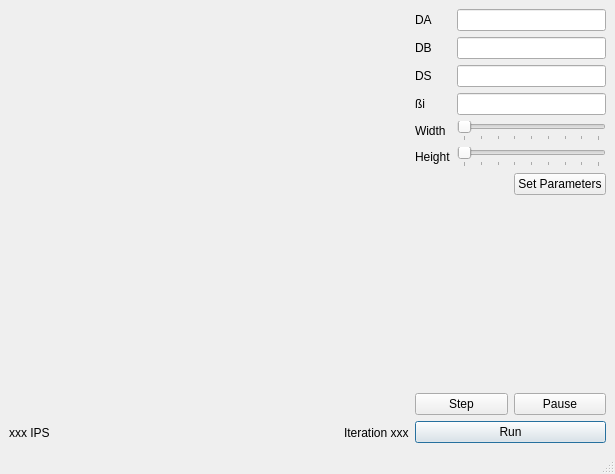
Above: MainWindow.ui from thomasdeniau/pyfauxfur before the change. Below: the same form after it.
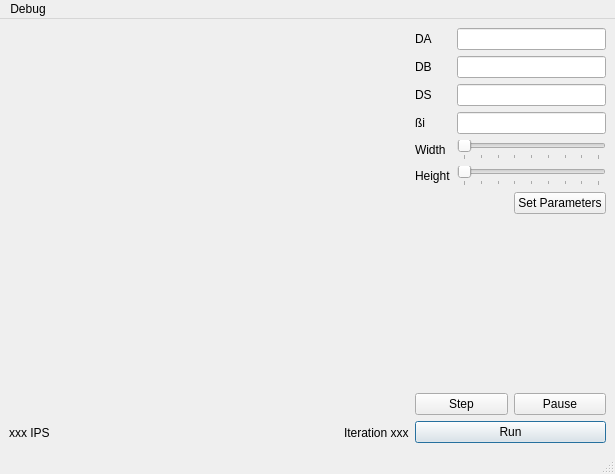
That is the form after the change. Custom widgets are drawn as their Qt base class.

Commit message: Add a "log debug info" menu item

The edit to the form file:
```diff
--- a/MainWindow.ui
+++ b/MainWindow.ui
@@ -239,6 +239,13 @@
      <height>22</height>
     </rect>
    </property>
+   <widget class="QMenu" name="menuDebug" >
+    <property name="title" >
+     <string>Debug</string>
+    </property>
+    <addaction name="debugInfoMenuItem" />
+   </widget>
+   <addaction name="menuDebug" />
   </widget>
   <widget class="QStatusBar" name="statusbar" />
  </widget>
```
Left out of the diff: 10 changed lines with no effect on the pictures. The commit also changes 2 other files.
